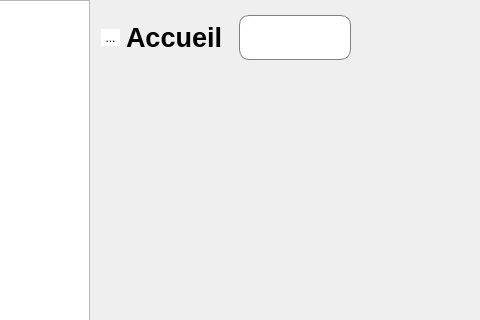
Above: mainwindow.ui from ArtAuc/mkrescue before the change; both pictures show x 166 to 646 and y 0 to 320 of the 1251 by 739 pixel window. Below: the same form after it.
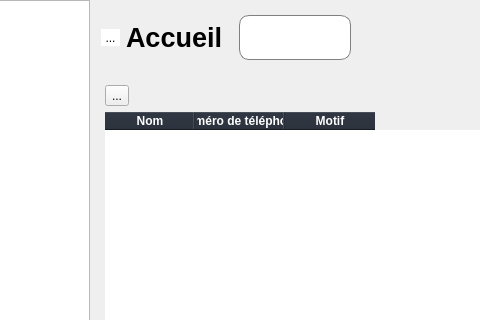
That is the form after the change. The open tabs and pages were chosen to show the change. Icons and pictures are not drawn. Custom widgets are drawn as their Qt base class.

Commit message: Load Red List + add abandons to red list automatically

```diff
--- a/mainwindow.ui
+++ b/mainwindow.ui
@@ -54,7 +54,17 @@
    <bool>false</bool>
   </property>
   <property name="styleSheet">
-   <string notr="true"/>
+   <string notr="true">QTableWidget {
+	gridline-color: #dadcdf; color: #333;
+}
+
+QTableWidget::item:selected {
+	background-color: #3A4A64;
+ }
+
+QHeaderView::section {
+	background-color: #212834; color: white; font-weight: bold; 
+}</string>
   </property>
   <widget class="QWidget" name="centralwidget">
    <layout class="QFormLayout" name="formLayout_2">
@@ -1301,7 +1311,81 @@
           </item>
          </layout>
         </widget>
-        <widget class="QWidget" name="redListPage"/>
+        <widget class="Registry" name="redListPage">
+         <layout class="QVBoxLayout" name="verticalLayout_5">
+          <item>
+           <widget class="QToolButton" name="redListAddButton">
+            <property name="text">
+             <string>...</string>
+            </property>
+           </widget>
+          </item>
+          <item>
+           <widget class="QTableWidget" name="redListTable">
+            <property name="sizePolicy">
+             <sizepolicy hsizetype="Expanding" vsizetype="Expanding">
+              <horstretch>0</horstretch>
+              <verstretch>0</verstretch>
+             </sizepolicy>
+            </property>
+            <property name="styleSheet">
+             <string notr="true"/>
+            </property>
+            <property name="frameShape">
+             <enum>QFrame::NoFrame</enum>
+            </property>
+            <property name="frameShadow">
+             <enum>QFrame::Sunken</enum>
+            </property>
+            <property name="lineWidth">
+             <number>0</number>
+            </property>
+            <property name="verticalScrollBarPolicy">
+             <enum>Qt::ScrollBarAsNeeded</enum>
+            </property>
+            <property name="horizontalScrollBarPolicy">
+             <enum>Qt::ScrollBarAsNeeded</enum>
+            </property>
+            <property name="editTriggers">
+             <set>QAbstractItemView::NoEditTriggers</set>
+            </property>
+            <property name="alternatingRowColors">
+             <bool>false</bool>
+            </property>
+            <property name="selectionMode">
+             <enum>QAbstractItemView::SingleSelection</enum>
+            </property>
+            <property name="selectionBehavior">
+             <enum>QAbstractItemView::SelectRows</enum>
+            </property>
+            <attribute name="horizontalHeaderMinimumSectionSize">
+             <number>0</number>
+            </attribute>
+            <attribute name="horizontalHeaderDefaultSectionSize">
+             <number>90</number>
+            </attribute>
+            <attribute name="verticalHeaderVisible">
+             <bool>false</bool>
+            </attribute>
+            <column>
+             <property name="text">
+              <string>Nom</string>
+             </property>
+            </column>
+            <column>
+             <property name="text">
+              <string>Numéro de téléphone</string>
+             </property>
+            </column>
+            <column>
+             <property name="text">
+              <string>Motif</string>
+             </property>
+            </column>
+           </widget>
+          </item>
+         </layout>
+        </widget>
         <widget class="QWidget" name="lostPage"/>
         <widget class="QWidget" name="adoptionDemandPage"/>
         <widget class="QWidget" name="membersPage"/>
@@ -1341,6 +1425,12 @@
    <header>editpage.h</header>
    <container>1</container>
   </customwidget>
+  <customwidget>
+   <class>Registry</class>
+   <extends>QWidget</extends>
+   <header location="global">registry.h</header>
+   <container>1</container>
+  </customwidget>
  </customwidgets>
  <tabstops>
   <tabstop>menuTree</tabstop>
```
Left out of the diff: 180 changed lines with no effect on the pictures. The commit also changes 12 other files.
